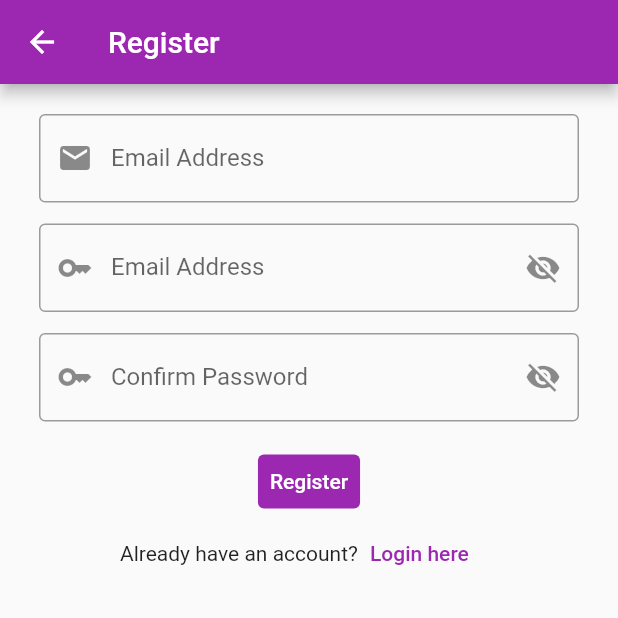
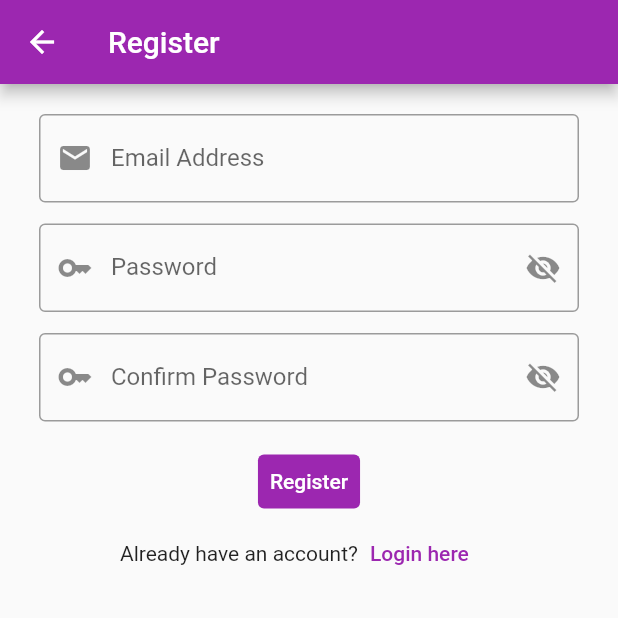
Before and after one commit to adhishakya/notes_app, a Flutter app: the RegisterView screen opened by its route, on a phone screen of 412 x 824 dp, the top half of it. Run offline on Flutter 3.47's test engine with Material 2 defaults, Android fonts, the phone set to English and light mode, and no system bars; our stand-ins replace firebase_auth, firebase_core, sqflite; accounts and stored records are empty; generated files the repository leaves out were written again.

Commit message:
fixed typo

```diff
--- a/lib/views/register_view.dart
+++ b/lib/views/register_view.dart
@@ -66,7 +66,7 @@ class _RegisterViewState extends State<RegisterView> {
                 enableSuggestions: false,
                 autocorrect: false,
                 decoration: InputDecoration(
-                  labelText: "Email Address",
+                  labelText: "Password",
                   border: const OutlineInputBorder(),
                   prefixIcon: const Icon(Icons.key),
                   suffixIcon: IconButton(
```
